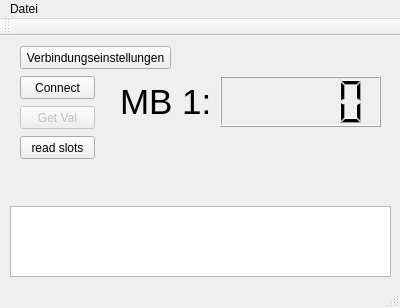
Above: mainwindow.ui from darkmattercoder/plcanalyzer before the change. Below: the same form after it.
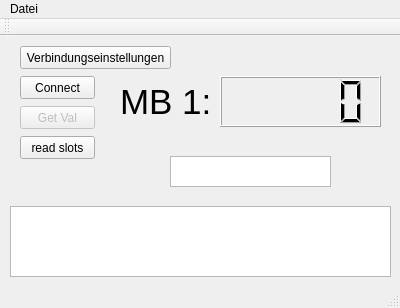
That is the form after the change.

The edit to the form file:
```diff
--- a/mainwindow.ui
+++ b/mainwindow.ui
@@ -133,6 +133,16 @@
      <string>read slots</string>
     </property>
    </widget>
+   <widget class="QTextEdit" name="debugText">
+    <property name="geometry">
+     <rect>
+      <x>170</x>
+      <y>120</y>
+      <width>161</width>
+      <height>31</height>
+     </rect>
+    </property>
+   </widget>
   </widget>
   <widget class="QMenuBar" name="menuBar">
    <property name="geometry">
```
Left out of the diff: 2 changed lines with no effect on the pictures.
